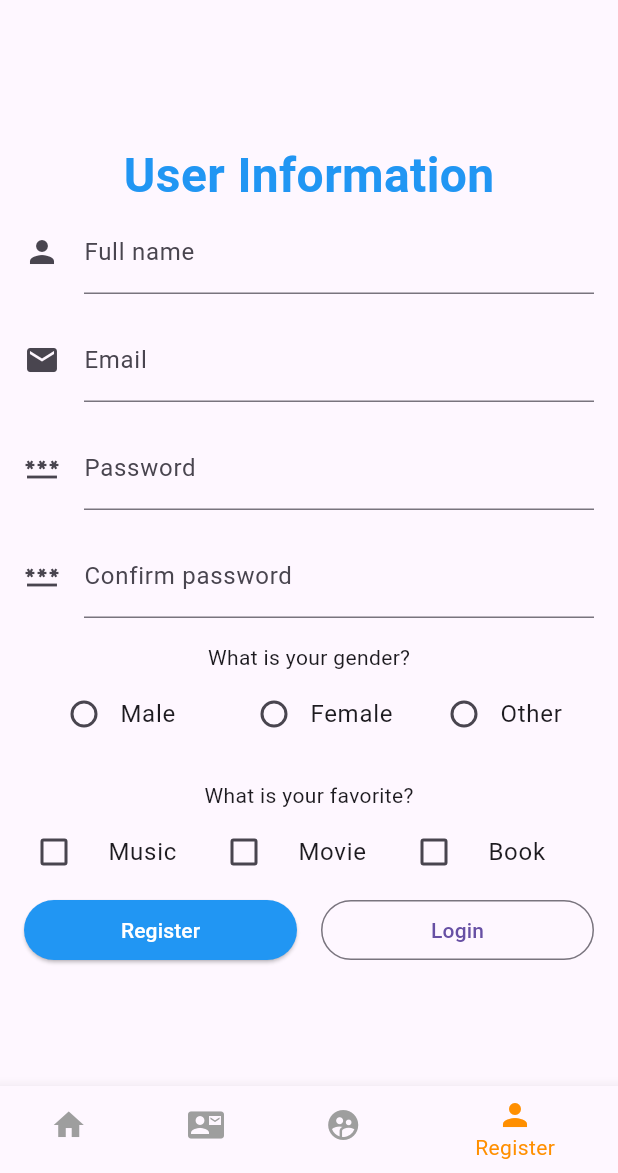
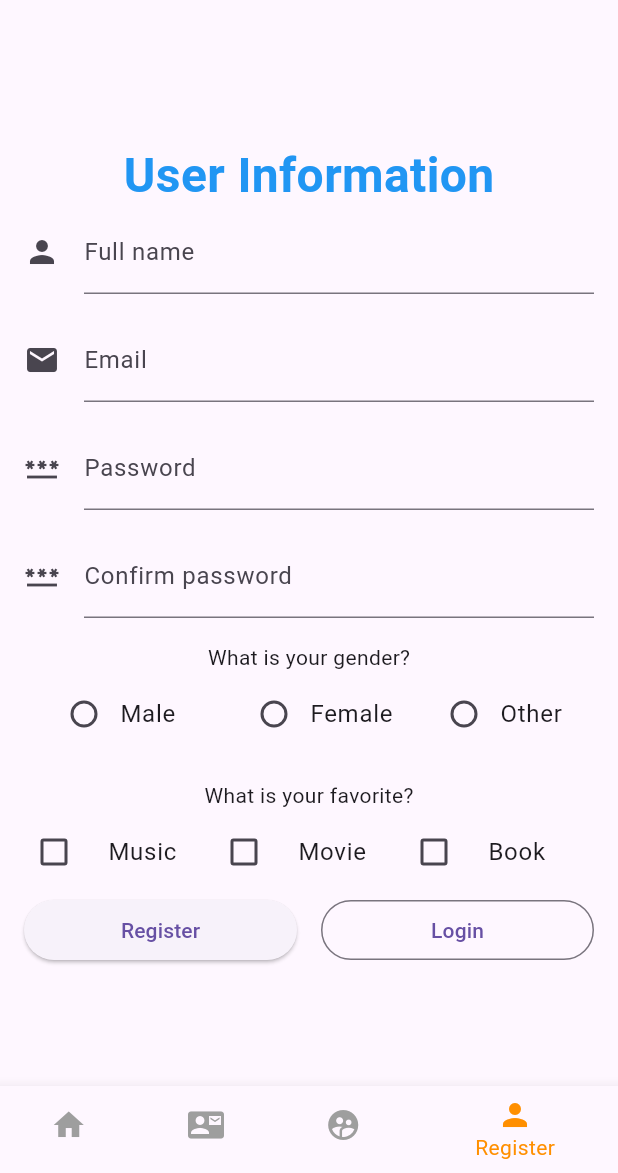
Before and after one commit to huyng39/flutter_thuchanh_03, a Flutter app: the screen it shows after launch, item 4 of the bottom bar chosen, on a phone screen of 412 x 824 dp, the part 63-1236 px from its top. Run offline on Flutter 3.47's test engine with Material 3 defaults, Android fonts, the phone set to English and light mode, and no system bars; network calls fail.

Commit message:
bỏ style btn register

```diff
--- a/lib/page/register.dart
+++ b/lib/page/register.dart
@@ -218,13 +218,13 @@ class _RegisterState extends State<Register> {
                         },
                         child: const Text(
                           'Register',
-                          style: const TextStyle(
-                            color: Colors.white,
-                          ),
+                          // style: const TextStyle(
+                          //   color: Colors.white,
+                          // ),
                         ),
-                        style: ElevatedButton.styleFrom(
-                          primary: Colors.blue,
-                        ),
+                        // style: ElevatedButton.styleFrom(
+                        //   primary: Colors.blue,
+                        // ),
                       ),
                     ),
                     const SizedBox(
```
